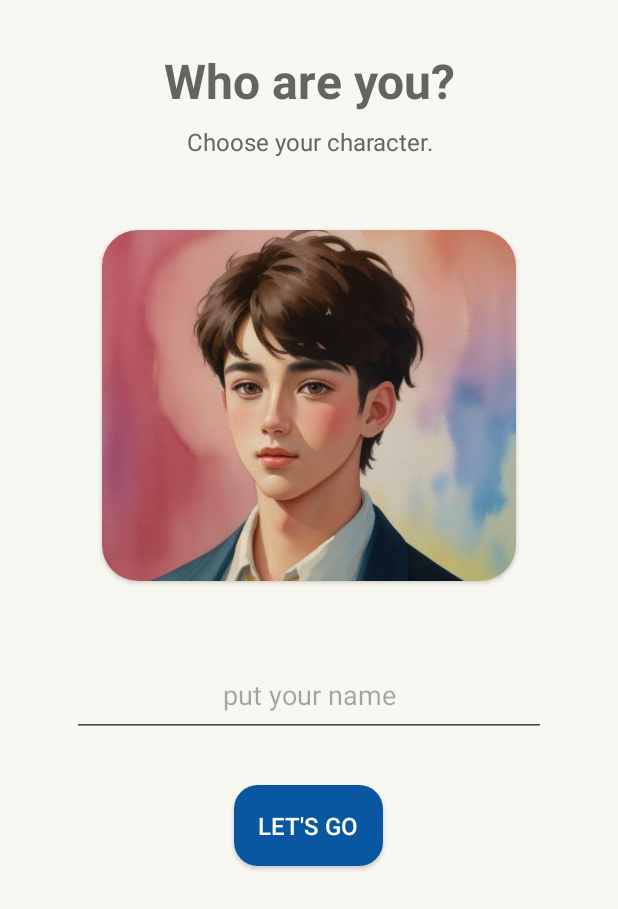
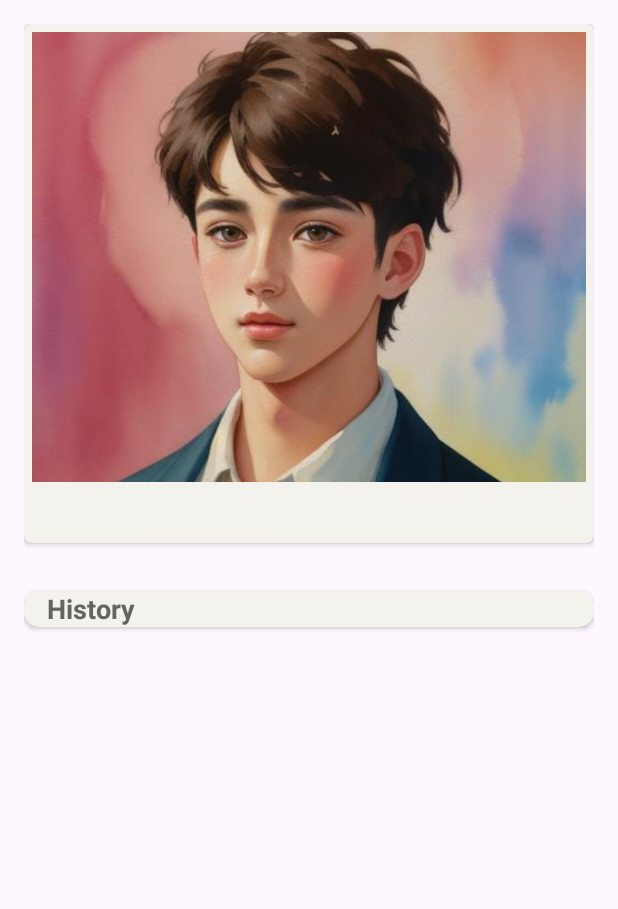
Before and after one commit to dearrx2/CS361_Project_G.11, an Android app: the CharacterActivity screen opened directly, with no data from a screen before it, after a tap on "LET'S GO", on a phone screen of 412 x 824 dp. Shown: the top 909 px of the screen. Run offline under Robolectric (Android 15) with nearby library versions, the phone set to English and light mode, and no system bars.

Commit message:
[FEA]Home and history ui

```diff
--- a/app/build.gradle
+++ b/app/build.gradle
@@ -26,6 +26,7 @@ android {
         sourceCompatibility JavaVersion.VERSION_1_8
         targetCompatibility JavaVersion.VERSION_1_8
     }
+
 }
 
 dependencies {
--- a/app/src/main/AndroidManifest.xml
+++ b/app/src/main/AndroidManifest.xml
@@ -25,7 +25,7 @@
             android:exported="false">
         </activity>
         <activity
-            android:name=".CharacterChooseActivity"
+            android:name=".HomepageActivity"
             android:exported="false">
         </activity>
     </application>
--- a/app/src/main/java/com/example/cs361_project_g11/CharacterActivity.java
+++ b/app/src/main/java/com/example/cs361_project_g11/CharacterActivity.java
@@ -1,7 +1,9 @@
 package com.example.cs361_project_g11;
 
+import android.content.Intent;
 import android.content.SharedPreferences;
 import android.os.Bundle;
+import android.util.Log;
 import android.view.View;
 import android.widget.Button;
 import android.widget.EditText;
@@ -43,6 +45,7 @@ public class CharacterActivity extends AppCompatActivity {
         letsGoButton.setOnClickListener(new View.OnClickListener() {
             @Override
             public void onClick(View view) {
+                Log.d("CharacterActivity", "Let's Go clicked");
                 CharacterAdapter.SliderItem selectedCharacter = sliderItems.get(viewPager.getCurrentItem());
                 String selectedCharacterTitle = selectedCharacter.getTitle();
                 String enteredName = nameEditText.getText().toString();
@@ -53,8 +56,11 @@ public class CharacterActivity extends AppCompatActivity {
                 editor.putString("enteredName", enteredName);
                 editor.apply();
 
-
+                Log.d("CharacterActivity", "Starting HomepageActivity");
+                startActivity(new Intent(CharacterActivity.this, HomepageActivity.class));
             }
         });
+
+
     }
 }
--- /dev/null
+++ b/app/src/main/java/com/example/cs361_project_g11/HomepageActivity.java
@@ -0,0 +1,66 @@
+package com.example.cs361_project_g11;
+
+import android.content.Context;
+import android.content.SharedPreferences;
+import android.os.Bundle;
+import android.util.Log;
+import android.widget.ImageView;
+import android.widget.TextView;
+
+import androidx.appcompat.app.AppCompatActivity;
+import androidx.cardview.widget.CardView;
+
+public class HomepageActivity extends AppCompatActivity {
+
+    @Override
+    protected void onCreate(Bundle savedInstanceState) {
+        super.onCreate(savedInstanceState);
+        setContentView(R.layout.activity_homepage);
+
+        Log.d("HomepageActivity", "onCreate");
+
+        CardView cardView = findViewById(R.id.cardView);
+        ImageView avatarImageView = findViewById(R.id.avatarImageView);
+        TextView nameTextView = findViewById(R.id.nameTextView);
+
+        // Retrieve character information from SharedPreferences
+        SharedPreferences preferences = getSharedPreferences("MyPrefs", Context.MODE_PRIVATE);
+        String characterTitle = preferences.getString("selectedCharacterTitle", "Character Name");
+        String enteredName = preferences.getString("enteredName", "Default Name");
+
+        // Populate card with character information
+        avatarImageView.setImageResource(getImageResourceByTitle(characterTitle));
+        nameTextView.setText(enteredName);
+    }
+
+    private int getImageResourceByTitle(String title) {
+        switch (title) {
+            case "Image 1":
+                return R.drawable.character1;
+            case "Image 2":
+                return R.drawable.character2;
+            case "Image 3":
+                return R.drawable.character3;
+            case "Image 4":
+                return R.drawable.character4;
+            case "Image 5":
+                return R.drawable.character5;
+            case "Image 6":
+                return R.drawable.character6;
+            case "Image 7":
+                return R.drawable.character7;
+            case "Image 8":
+                return R.drawable.character8;
+            case "Image 9":
+                return R.drawable.character9;
+            case "Image 10":
+                return R.drawable.character10;
+            case "Image 11":
+                return R.drawable.character11;
+            case "Image 12":
+                return R.drawable.character12;
+            default:
+                return R.drawable.ic_launcher_foreground; // Default image
+        }
+    }
+}
--- /dev/null
+++ b/app/src/main/res/layout/activity_homepage.xml
@@ -0,0 +1,66 @@
+<?xml version="1.0" encoding="utf-8"?>
+
+<LinearLayout xmlns:android="http://schemas.android.com/apk/res/android"
+    android:layout_width="match_parent"
+    android:layout_height="match_parent"
+    xmlns:app="http://schemas.android.com/apk/res-auto"
+    android:orientation="vertical"
+    android:padding="16dp">
+
+    <!-- First CardView -->
+    <androidx.cardview.widget.CardView
+        android:id="@+id/cardView"
+        android:layout_width="match_parent"
+        android:layout_height="wrap_content"
+        android:layout_marginBottom="16dp"
+        app:cardBackgroundColor="@color/gray"
+        app:cardCornerRadius="5dp"
+        android:elevation="4dp">
+
+        <LinearLayout
+            android:layout_width="match_parent"
+            android:layout_height="wrap_content"
+            android:orientation="vertical">
+
+            <ImageView
+                android:id="@+id/avatarImageView"
+                android:layout_width="match_parent"
+                android:layout_height="300dp"
+                android:layout_margin="5dp"
+                android:scaleType="centerCrop"
+                android:src="@drawable/character1" />
+
+            <TextView
+                android:id="@+id/nameTextView"
+                android:layout_width="match_parent"
+                android:layout_height="wrap_content"
+                android:padding="5dp"
+                android:text="Character Name"
+                android:textSize="18sp"
+                android:textColor="@color/text"
+                android:textStyle="bold" />
+        </LinearLayout>
+    </androidx.cardview.widget.CardView>
+
+    <!-- Second CardView (with ID "tap") -->
+    <androidx.cardview.widget.CardView
+        android:id="@+id/tap"
+        android:layout_width="match_parent"
+        android:layout_height="wrap_content"
+        android:layout_marginTop="15dp"
+        android:layout_marginBottom="16dp"
+        app:cardBackgroundColor="@color/gray"
+        app:cardCornerRadius="10dp"
+        android:elevation="4dp">
+
+        <TextView
+            android:layout_width="wrap_content"
+            android:layout_height="wrap_content"
+            android:text="History"
+            android:textSize="18sp"
+            android:textColor="@color/text"
+            android:paddingLeft="15dp"
+            android:textStyle="bold" />
+    </androidx.cardview.widget.CardView>
+
+</LinearLayout>
--- a/app/src/main/res/values/colors.xml
+++ b/app/src/main/res/values/colors.xml
@@ -5,4 +5,6 @@
     <color name="text">#65655F</color>
     <color name="bg">#F9F7F2</color>
     <color name="buttonColor">#0857A0</color>
+    <color name="gray">#F3F2EC</color>
+
 </resources>
```
Also changed, not shown: app/src/main/java/com/example/cs361_project_g11/CharacterChooseActivity.java (deleted, +0 -43 lines), app/src/main/java/com/example/cs361_project_g11/ImageAdapter.java (deleted, +0 -64 lines).
